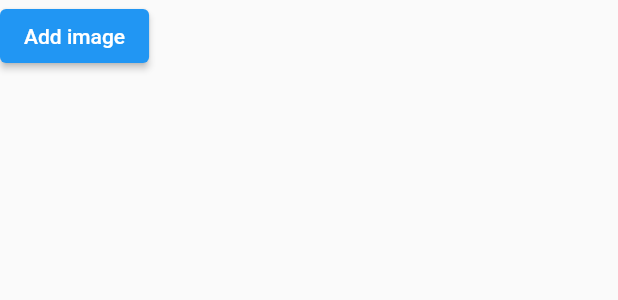
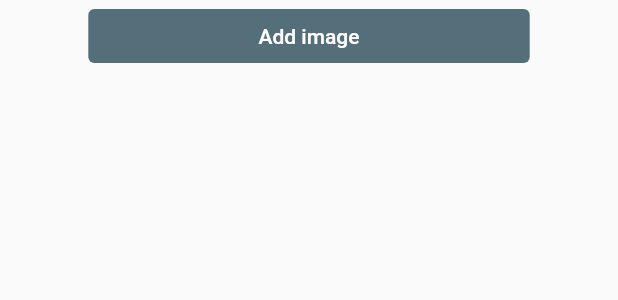
Before and after one commit to cvalore/DIMA-app, a Flutter app: the ImageService widget shown alone on an empty page, opened directly, on a phone screen of 412 x 824 dp. Shown: the top 300 px of the screen. Run offline on Flutter 3.47's test engine with Material 2 defaults, Android fonts, the phone set to English and light mode, and no system bars; our stand-ins replace cloud_firestore, firebase_auth, firebase_core, flutter_spinkit, google_sign_in, image_picker; accounts and stored records are empty.

Commit message:
add possibility to load images from camera and gallery (not integrated with database)

```diff
--- a/Sources/flutter_firebase_auth/lib/screens/actions/addBook.dart
+++ b/Sources/flutter_firebase_auth/lib/screens/actions/addBook.dart
@@ -3,7 +3,7 @@ import 'package:flutter/material.dart';
 import 'package:flutter/material.dart';
 import 'package:flutter_firebase_auth/models/inserted_book.dart';
 import 'package:flutter_firebase_auth/models/user.dart';
-import 'package:flutter_firebase_auth/screens/actions/image.dart';
+import 'package:flutter_firebase_auth/screens/actions/addImage.dart';
 import 'package:flutter_firebase_auth/services/database.dart';
 import 'package:flutter_firebase_auth/shared/constants.dart';
 import 'package:flutter_firebase_auth/utils/addBookParameters.dart';
@@ -26,7 +26,8 @@ class _AddBookState extends State<AddBook> {
           backgroundColor: Colors.blueGrey[700],
           elevation: 0.0,
           title: Text('Insert book'),
-          actions: param.isEditing ? null : <Widget>[
+          actions:
+          <Widget>[
             IconButton(
                 icon: param.isEditing ? const Icon(null) : const Icon(Icons.check_outlined), onPressed: () {
                   Navigator.pop(context);
@@ -180,6 +181,10 @@ class _SnackBarPageState extends State<SnackBarPage> {
                     )
                 ),
               Expanded(
+                  flex: 2,
+                  child: ImageService()
+              ),
+              Expanded(
                   flex: 3,
                   child: Row(
                     children: <Widget>[
@@ -255,9 +260,6 @@ class _SnackBarPageState extends State<SnackBarPage> {
                     ],
                   )
               ),
-              Expanded(
-                flex: 2,
-                child: ImageService())
             ],
           ),
         ),
--- a/Sources/flutter_firebase_auth/lib/screens/actions/image.dart
+++ b/Sources/flutter_firebase_auth/lib/screens/actions/addImage.dart
@@ -23,7 +23,6 @@ class _ImageServiceState extends State<ImageService> {
     setState(() {
       images.add(image);
       print("Image inserted. Now there are ${images.length}");
-
     });
   }
 
@@ -71,16 +70,46 @@ class _ImageServiceState extends State<ImageService> {
   }
 
 
-
   @override
   Widget build(BuildContext context) {
     return Container(
-              child: ElevatedButton(
-                onPressed: (() => _showPicker(context)),
-                child: Text("Add image"),
+      child: Expanded(
+          flex: 3,
+          child: Row(
+            children: <Widget>[
+              Spacer(
+                  flex: 1
               ),
+              Expanded(
+                flex: 5,
+                child: TextButton(
+                    style: ButtonStyle(
+                      backgroundColor: MaterialStateProperty.resolveWith<Color>(
+                              (Set<MaterialState> states) {
+                            if (states.contains(MaterialState.pressed)) {
+                              return Colors.blueGrey[400];
+                            }
+                            else {
+                              return Colors.blueGrey[600];
+                            }
+                          }),
+                    ),
+                    child: Text(
+                      "Add image",
+                      style: TextStyle(color: Colors.white),
+                    ),
+                    onPressed: () =>
+                    {
+                      _showPicker(context)
+                    }
+                ),
+              ),
+              Spacer(
+                  flex: 1
+              ),
+            ],
+          )
+      ),
     );
   }
-
-
 }
```
